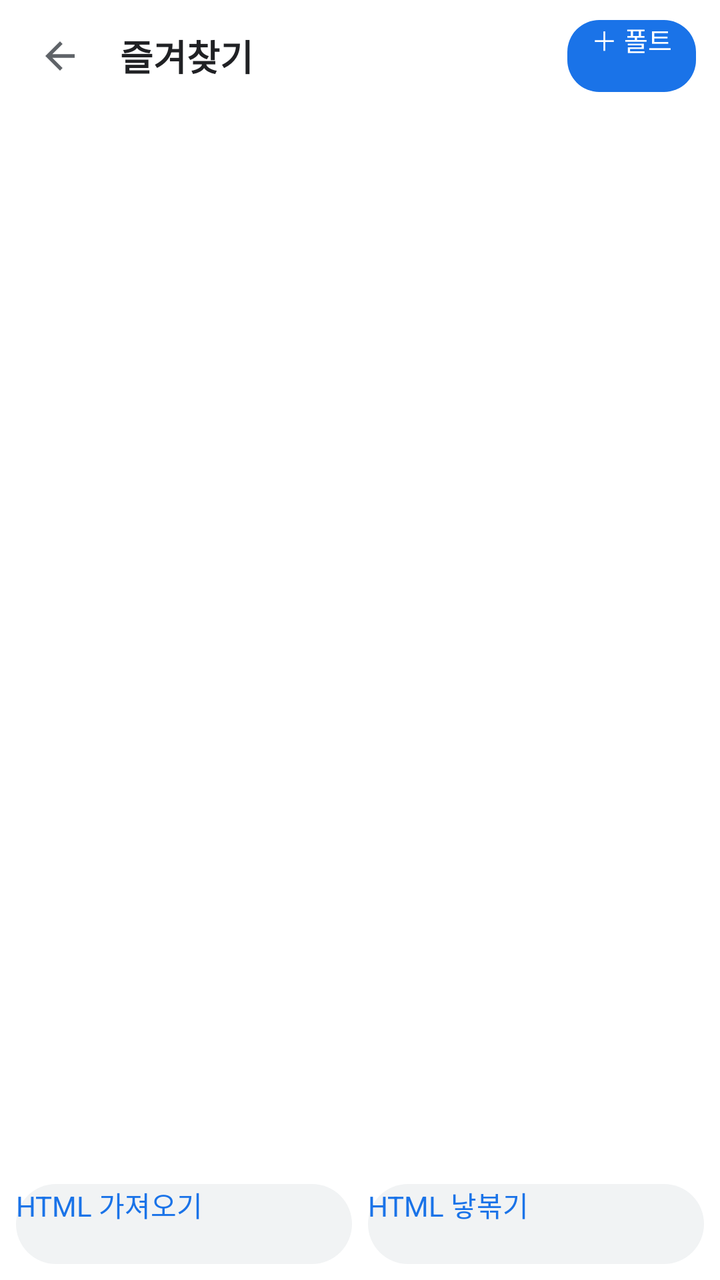
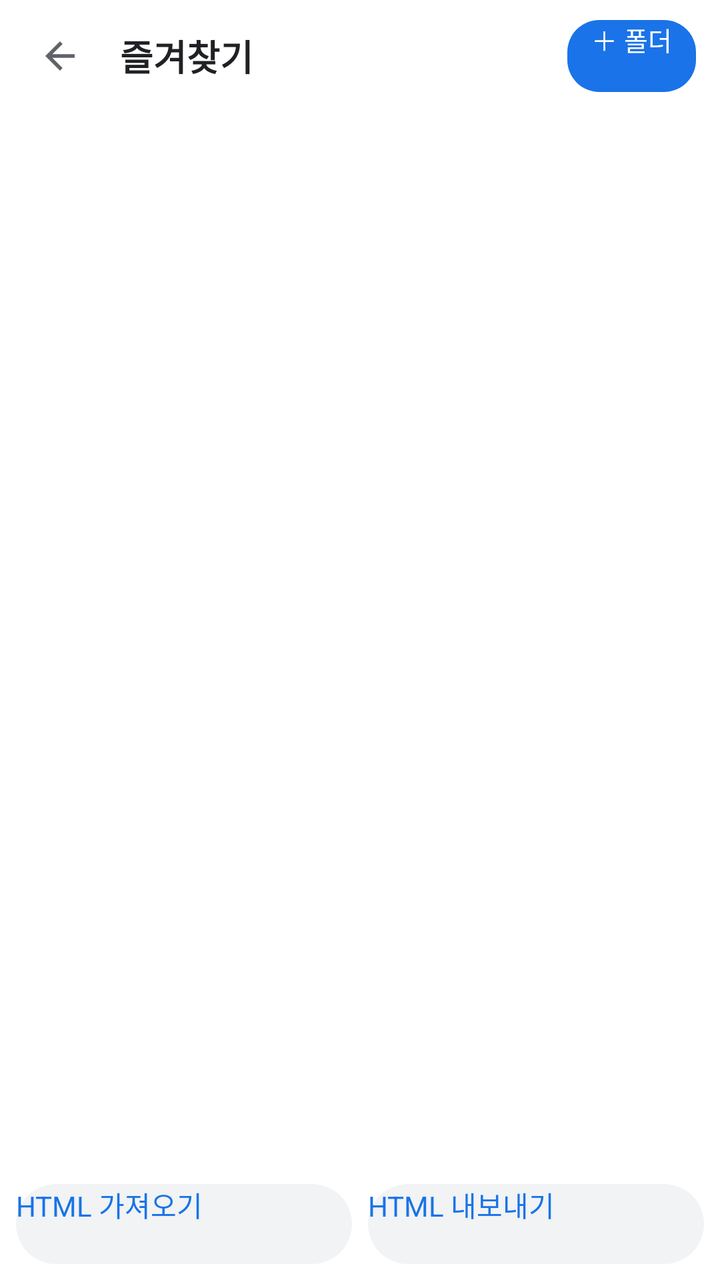

Before-and-after screenshots of an Android layout around one commit, followed by the original layout XML and the change that was made.
<!-- AndroidManifest.xml: application theme AppTheme -->
<!-- res/layout/activity_bookmarks.xml -->
<?xml version="1.0" encoding="utf-8"?>
<LinearLayout xmlns:android="http://schemas.android.com/apk/res/android"
    android:layout_width="match_parent"
    android:layout_height="match_parent"
    android:background="#FFFFFF"
    android:orientation="vertical">

    <LinearLayout
        android:layout_width="match_parent"
        android:layout_height="56dp"
        android:gravity="center_vertical"
        android:orientation="horizontal"
        android:paddingStart="8dp"
        android:paddingEnd="12dp">

        <ImageButton
            android:id="@+id/btnBack"
            android:layout_width="44dp"
            android:layout_height="44dp"
            android:background="@drawable/bg_btn_ripple"
            android:contentDescription="뒤로"
            android:padding="11dp"
            android:src="@drawable/ic_arrow_back"
            android:tint="@color/icon_tint" />

        <TextView
            android:id="@+id/txtTitle"
            android:layout_width="0dp"
            android:layout_height="wrap_content"
            android:layout_marginStart="8dp"
            android:layout_weight="1"
            android:ellipsize="middle"
            android:singleLine="true"
            android:text="즐겨찾기"
            android:textColor="#202124"
            android:textSize="18sp"
            android:textStyle="bold" />

        <Button
            android:id="@+id/btnNewFolder"
            android:layout_width="wrap_content"
            android:layout_height="36dp"
            android:background="@drawable/bg_btn_primary"
            android:paddingStart="12dp"
            android:paddingEnd="12dp"
            android:text="＋ 폴트"
            android:textColor="#FFFFFF"
            android:textSize="13sp" />
    </LinearLayout>

    <androidx.recyclerview.widget.RecyclerView
        android:id="@+id/list"
        android:layout_width="match_parent"
        android:layout_height="0dp"
        android:layout_weight="1" />

    <LinearLayout
        android:layout_width="match_parent"
        android:layout_height="wrap_content"
        android:orientation="horizontal"
        android:padding="8dp">

        <Button
            android:id="@+id/btnImport"
            android:layout_width="0dp"
            android:layout_height="40dp"
            android:layout_marginEnd="4dp"
            android:layout_weight="1"
            android:background="@drawable/bg_url"
            android:text="HTML 가져오기"
            android:textColor="#1A73E8" />

        <Button
            android:id="@+id/btnExport"
            android:layout_width="0dp"
            android:layout_height="40dp"
            android:layout_marginStart="4dp"
            android:layout_weight="1"
            android:background="@drawable/bg_url"
            android:text="HTML 낳볶기"
            android:textColor="#1A73E8" />
    </LinearLayout>
</LinearLayout>
<!-- resources referenced by this layout -->
<resources>
  <color name="icon_tint">#5F6368</color>
  <!-- drawable bg_btn_primary (drawable) -->
  <?xml version="1.0" encoding="utf-8"?>
  <selector xmlns:android="http://schemas.android.com/apk/res/android">
      <item android:state_pressed="true">
          <shape android:shape="rectangle">
              <solid android:color="#1765CC" />
              <corners android:radius="16dp" />
          </shape>
      </item>
      <item>
          <shape android:shape="rectangle">
              <solid android:color="#1A73E8" />
              <corners android:radius="16dp" />
          </shape>
      </item>
  </selector>
  <!-- drawable bg_btn_ripple (drawable) -->
  <?xml version="1.0" encoding="utf-8"?>
  <ripple xmlns:android="http://schemas.android.com/apk/res/android"
      android:color="#1A000000">
      <item>
          <shape android:shape="rectangle">
              <solid android:color="@android:color/transparent" />
              <corners android:radius="24dp" />
          </shape>
      </item>
  </ripple>
  <!-- drawable bg_url (drawable) -->
  <?xml version="1.0" encoding="utf-8"?>
  <shape xmlns:android="http://schemas.android.com/apk/res/android"
      android:shape="rectangle">
      <solid android:color="#F1F3F4" />
      <corners android:radius="22dp" />
  </shape>
  <!-- drawable ic_arrow_back (drawable) -->
  <vector xmlns:android="http://schemas.android.com/apk/res/android"
      android:width="24dp"
      android:height="24dp"
      android:viewportWidth="24"
      android:viewportHeight="24">
      <path
          android:fillColor="#FFFFFF"
          android:pathData="M20,11H7.83l5.59,-5.59L12,4l-8,8 8,8 1.41,-1.41L7.83,13H20v-2z" />
  </vector>
  <style name="AppTheme" parent="android:Theme.Material.Light.NoActionBar">
          <item name="android:forceDarkAllowed">true</item>
          <item name="android:colorPrimary">#1A73E8</item>
          <item name="android:colorPrimaryDark">#1450A0</item>
          <item name="android:colorAccent">#1A73E8</item>
          <item name="android:navigationBarColor">#FFFFFF</item>
      </style>
</resources>

<!-- the commit's change to res/layout/activity_bookmarks.xml (unified diff, before → after) -->
@@ -43,7 +43,7 @@
             android:background="@drawable/bg_btn_primary"
             android:paddingStart="12dp"
             android:paddingEnd="12dp"
-            android:text="＋ 폴트"
+            android:text="＋ 폴더"
             android:textColor="#FFFFFF"
             android:textSize="13sp" />
     </LinearLayout>
@@ -77,7 +77,7 @@
             android:layout_marginStart="4dp"
             android:layout_weight="1"
             android:background="@drawable/bg_url"
-            android:text="HTML 낳볶기"
+            android:text="HTML 내보내기"
             android:textColor="#1A73E8" />
     </LinearLayout>
 </LinearLayout>
